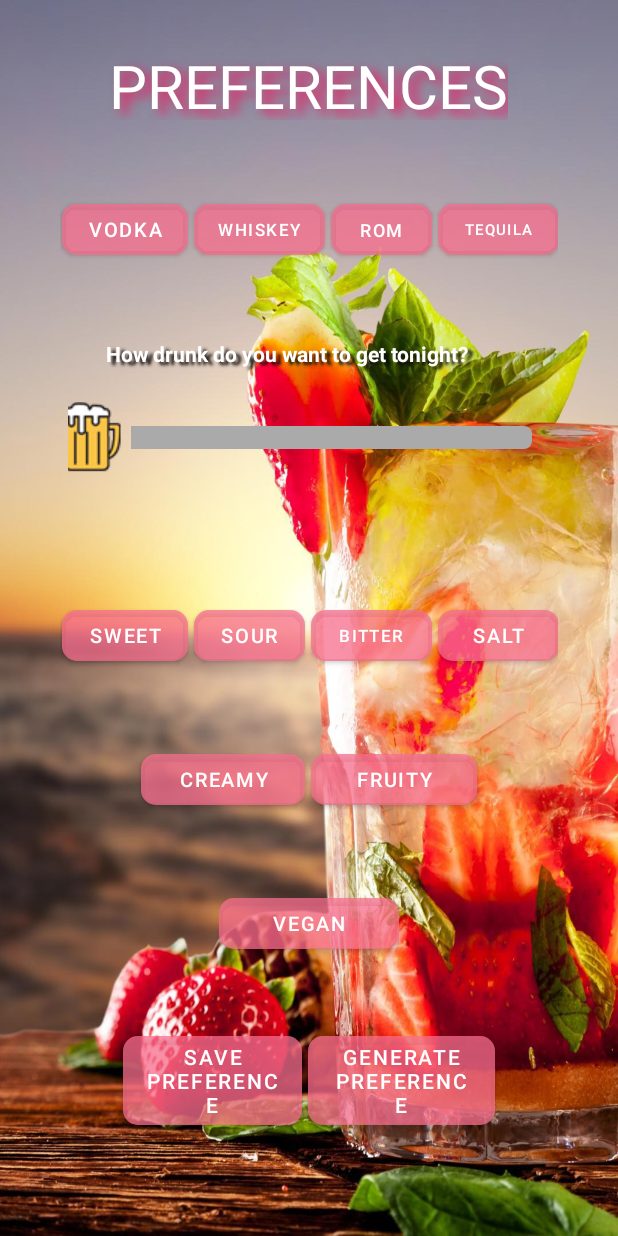
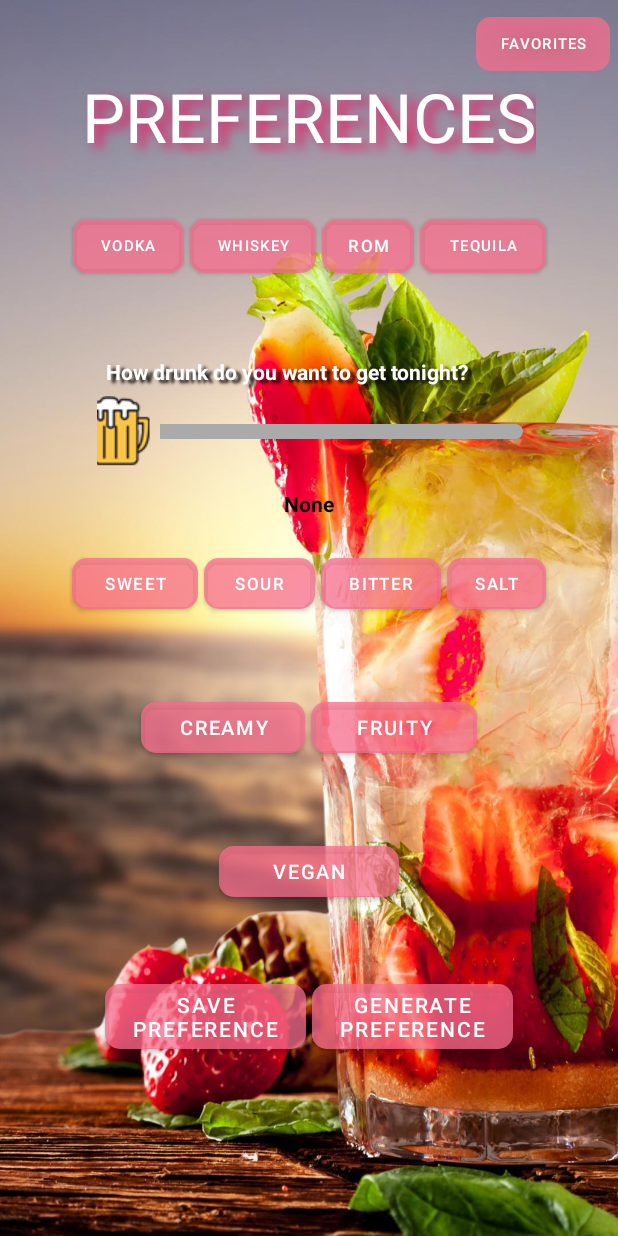
Before and after one commit to drinking-app-android/aubergine-peach, an Android app: the PreferenceActivity screen opened directly, with no data from a screen before it, on a phone screen of 412 x 824 dp. Run offline under Robolectric (Android 15) with nearby library versions, the light colour scheme and no system bars.

Commit message:
Fixed a favorite button yaaay

```diff
--- a/app/src/main/java/com/example/drinkify/ui/PreferenceActivity.kt
+++ b/app/src/main/java/com/example/drinkify/ui/PreferenceActivity.kt
@@ -4,6 +4,7 @@ import androidx.appcompat.app.AppCompatActivity
 import android.os.Bundle
 import android.widget.SeekBar
 import android.widget.TextView
+import android.widget.Toast
 import com.example.drinkify.R
 
 class PreferenceActivity : AppCompatActivity() {
@@ -14,7 +15,8 @@ class PreferenceActivity : AppCompatActivity() {
         val seekBar = findViewById<SeekBar>(R.id.seekBarBeer)
         val textView = findViewById<TextView>(R.id.textViewLevel)
 
-        seekBar?.setOnSeekBarChangeListener(object : SeekBar.OnSeekBarChangeListener{
+        seekBar.setOnSeekBarChangeListener(object : SeekBar.OnSeekBarChangeListener
+        {
             override fun onProgressChanged(seekBar: SeekBar?, progress: Int, fromUser: Boolean) {
                 if (progress>0 && progress<=25)
                 {
@@ -33,14 +35,17 @@ class PreferenceActivity : AppCompatActivity() {
                     textView.setText("Mucho")
                 }
             }
-
             override fun onStartTrackingTouch(seekBar: SeekBar?) {
-                TODO("Not yet implemented")
+                Toast.makeText(applicationContext, "Start tracking", Toast.LENGTH_SHORT).show()
             }
 
             override fun onStopTrackingTouch(seekBar: SeekBar?) {
-                TODO("Not yet implemented")
+                Toast.makeText(applicationContext, "Stop tracking", Toast.LENGTH_SHORT).show()
             }
         })
+
+
+
+
     }
 }
--- a/app/src/main/res/drawable/track.xml
+++ b/app/src/main/res/drawable/track.xml
@@ -4,7 +4,7 @@
     <item android:gravity="center_vertical">
         <shape android:shape="rectangle">
             <solid android:color="@android:color/darker_gray"/>
-            <size android:height="15dp"/>
+            <size android:height="10dp"/>
             <corners android:radius="5dp"/>
         </shape>
     </item>
@@ -17,7 +17,7 @@
                 <item >
                     <shape android:shape="rectangle">
                         <solid android:color="#E91E63"/>
-                        <size android:height="15dp"/>
+                        <size android:height="10dp"/>
                         <corners android:radius="5dp"/>
                     </shape>
                 </item>
--- a/app/src/main/res/layout/activity_main.xml
+++ b/app/src/main/res/layout/activity_main.xml
@@ -76,5 +76,6 @@
         android:backgroundTint="#80F86E8E"
         app:icon="@android:drawable/ic_menu_search"
         app:layout_constraintStart_toStartOf="parent"
-        app:layout_constraintTop_toTopOf="parent" />
+        app:layout_constraintTop_toTopOf="parent"/>
+
 </androidx.constraintlayout.widget.ConstraintLayout>
--- a/app/src/main/res/layout/activity_preference.xml
+++ b/app/src/main/res/layout/activity_preference.xml
@@ -7,20 +7,31 @@
     android:layout_height="match_parent"
     android:background="@drawable/cocktailstrawberry">
 
-    <RelativeLayout
-        android:id="@+id/header"
+    <androidx.constraintlayout.widget.ConstraintLayout
         android:layout_width="match_parent"
-        android:layout_height="80dp"
-        android:layout_alignParentTop="true"
-        android:layout_gravity="center"
-        android:gravity="center">
+        android:layout_height="110dp">
+
+
+        <Button
+            android:id="@+id/favoritePrefButton"
+            android:layout_width="wrap_content"
+            android:layout_height="wrap_content"
+            android:layout_marginTop="5dp"
+            android:layout_marginEnd="5dp"
+            android:layout_marginRight="5dp"
+            android:text="Favorites"
+            android:backgroundTint="#80F86E8E"
+            acg:layout_constraintEnd_toEndOf="parent"
+            acg:layout_constraintTop_toTopOf="parent"
+            android:textSize="10dp"
+            acg:cornerRadius="10dp"/>
 
         <TextView
             android:id="@+id/preferenceTextView"
             android:layout_width="wrap_content"
-            android:layout_height="match_parent"
+            android:layout_height="wrap_content"
+            android:layout_marginTop="45dp"
             android:fontFamily="@font/roboto"
-            android:paddingTop="30dp"
             android:shadowColor="#E91E63"
             android:shadowDx="8"
             android:shadowDy="5"
@@ -29,24 +40,29 @@
             android:textAllCaps="true"
             android:textColor="#FFFFFF"
             android:textColorHighlight="#3BFF0057"
-            android:textSize="40sp" />
-    </RelativeLayout>
+            android:textSize="45sp"
+            acg:layout_constraintBottom_toBottomOf="parent"
+            acg:layout_constraintEnd_toEndOf="parent"
+            acg:layout_constraintHorizontal_bias="0.5"
+            acg:layout_constraintStart_toStartOf="parent"
+            acg:layout_constraintTop_toTopOf="parent" />
+    </androidx.constraintlayout.widget.ConstraintLayout>
 
     <ScrollView
         android:layout_width="wrap_content"
         android:layout_height="wrap_content">
 
         <androidx.constraintlayout.widget.ConstraintLayout
-            android:layout_width="match_parent"
-            android:layout_height="match_parent"
+            android:layout_width="wrap_content"
+            android:layout_height="wrap_content"
             android:padding="40dp"
             tools:context=".ui.PreferenceActivity">
 
             <LinearLayout
                 android:id="@+id/linearLayoutLiquor"
-                android:layout_width="335dp"
-                android:layout_height="46dp"
-                android:layout_marginTop="90dp"
+                android:layout_width="wrap_content"
+                android:layout_height="wrap_content"
+                android:layout_marginTop="100dp"
                 android:gravity="center_vertical"
                 android:orientation="horizontal"
                 acg:layout_constraintEnd_toEndOf="parent"
@@ -56,7 +72,7 @@
 
                 <Button
                     android:id="@+id/vodkaButton"
-                    android:layout_width="wrap_content"
+                    android:layout_width="78dp"
                     android:layout_height="wrap_content"
                     android:backgroundTint="#80F86E8E"
                     android:insetLeft="2.5dp"
@@ -64,7 +80,7 @@
                     android:text="vodka"
                     android:textAllCaps="true"
                     android:textIsSelectable="false"
-                    android:textSize="13dp"
+                    android:textSize="10dp"
                     acg:cornerRadius="10dp" />
 
                 <Button
@@ -76,19 +92,19 @@
                     android:insetRight="2.5dp"
                     android:text="whiskey"
                     android:textAllCaps="true"
-                    android:textSize="11dp"
+                    android:textSize="10dp"
                     acg:cornerRadius="10dp" />
 
                 <Button
                     android:id="@+id/romButton"
-                    android:layout_width="71dp"
+                    android:layout_width="65dp"
                     android:layout_height="wrap_content"
                     android:backgroundTint="#80F86E8E"
                     android:insetLeft="2.5dp"
                     android:insetRight="2.5dp"
                     android:text="rom"
                     android:textAllCaps="true"
-                    android:textSize="12dp"
+                    android:textSize="11dp"
                     acg:cornerRadius="10dp" />
 
                 <Button
@@ -123,12 +139,13 @@
                 acg:layout_constraintStart_toStartOf="parent"
                 acg:layout_constraintTop_toBottomOf="@id/linearLayoutLiquor" />
 
+
             <SeekBar
                 android:id="@+id/seekBarBeer"
-                android:layout_width="325dp"
-                android:layout_height="match_parent"
-                android:layout_marginTop="20dp"
+                android:layout_width="300dp"
+                android:layout_height="56dp"
                 android:layout_weight="1"
+                android:gravity="center_vertical"
                 android:indeterminate="false"
                 android:max="100"
                 android:progress="0"
@@ -139,20 +156,26 @@
                 acg:layout_constraintStart_toStartOf="parent"
                 acg:layout_constraintTop_toBottomOf="@id/textViewDrunkQuestion" />
 
-
             <TextView
                 android:id="@+id/textViewLevel"
                 android:layout_width="wrap_content"
                 android:layout_height="wrap_content"
-                android:layout_marginTop="15dp"
+                android:layout_marginTop="10dp"
+                android:fontFamily="@font/roboto"
+                android:gravity="center_vertical"
+                android:text="None"
+                android:textAppearance="@style/TextAppearance.AppCompat.Body1"
+                android:textColor="#0B0202"
+                android:textStyle="bold"
                 acg:layout_constraintEnd_toEndOf="parent"
                 acg:layout_constraintHorizontal_bias="0.5"
                 acg:layout_constraintStart_toStartOf="parent"
                 acg:layout_constraintTop_toBottomOf="@id/seekBarBeer" />
 
+
             <LinearLayout
                 android:id="@+id/linearLayoutFlavour"
-                android:layout_width="335dp"
+                android:layout_width="320dp"
                 android:layout_height="46dp"
                 android:layout_marginStart="5dp"
                 android:layout_marginLeft="5dp"
@@ -164,7 +187,7 @@
                 acg:layout_constraintEnd_toEndOf="parent"
                 acg:layout_constraintHorizontal_bias="0.5"
                 acg:layout_constraintStart_toStartOf="parent"
-                acg:layout_constraintTop_toBottomOf="@id/textViewLevel">
+                acg:layout_constraintTop_toBottomOf="@id/seekBarBeer">
 
                 <Button
                     android:id="@+id/sweetButton"
@@ -175,7 +198,7 @@
                     android:insetRight="2.5dp"
                     android:text="sweet"
                     android:textAllCaps="true"
-                    android:textSize="13dp"
+                    android:textSize="11dp"
                     acg:cornerRadius="10dp" />
 
                 <Button
@@ -187,12 +210,12 @@
                     android:insetRight="2.5dp"
                     android:text="sour"
                     android:textAllCaps="true"
-                    android:textSize="13dp"
+                    android:textSize="11dp"
                     acg:cornerRadius="10dp" />
 
                 <Button
                     android:id="@+id/bitterButton"
-                    android:layout_width="wrap_content"
+                    android:layout_width="102dp"
                     android:layout_height="wrap_content"
                     android:layout_weight="1"
                     android:backgroundTint="#80F86E8E"
@@ -213,7 +236,7 @@
                     android:insetRight="2.5dp"
                     android:text="salt"
                     android:textAllCaps="true"
-                    android:textSize="13dp"
+                    android:textSize="11dp"
                     acg:cornerRadius="10dp" />
             </LinearLayout>
 
@@ -285,8 +308,8 @@
 
             <LinearLayout
                 android:id="@+id/linearLayoutGetDrink"
-                android:layout_width="match_parent"
-                android:layout_height="match_parent"
+                android:layout_width="276dp"
+                android:layout_height="60dp"
                 android:layout_marginStart="40dp"
                 android:layout_marginLeft="40dp"
                 android:layout_marginTop="46dp"
@@ -299,7 +322,7 @@
 
                 <Button
                     android:id="@+id/savePrefButton"
-                    android:layout_width="211dp"
+                    android:layout_width="match_parent"
                     android:layout_height="wrap_content"
                     android:layout_weight="1"
                     android:backgroundTint="#80F86E8E"
@@ -310,7 +333,7 @@
 
                 <Button
                     android:id="@+id/generatePrefButton"
-                    android:layout_width="wrap_content"
+                    android:layout_width="match_parent"
                     android:layout_height="wrap_content"
                     android:layout_weight="1"
                     android:backgroundTint="#80F86E8E"
```
